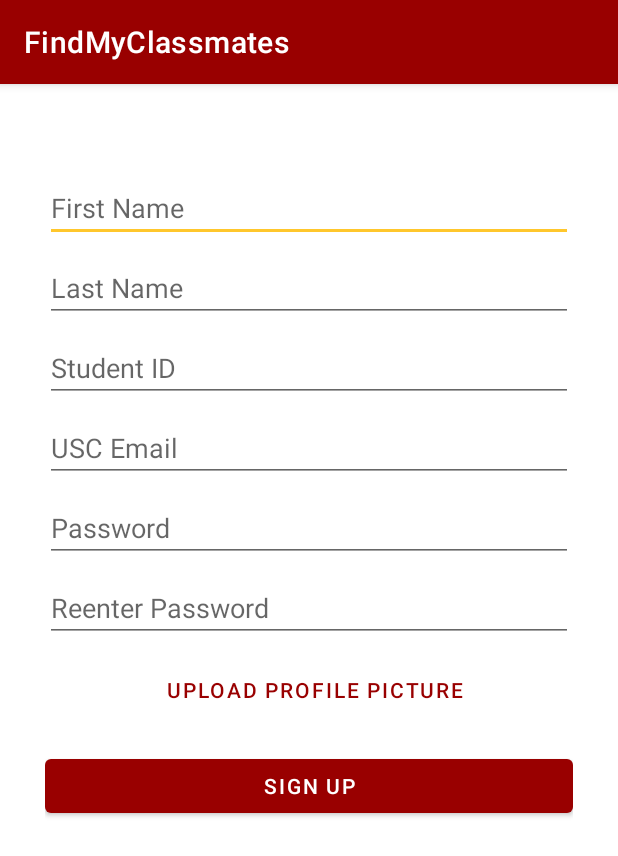
After one commit to gracekkuo/FindMyClassmates, an Android app: the signup screen opened directly, with no data from a screen before it, on a phone screen of 412 x 824 dp. The commit adds this screen. Shown: the top 856 px of the screen. Run offline under Robolectric (Android 15) with nearby library versions, the phone set to English and light mode, and no system bars.

Commit message:
sign in and log in files
first commit from kat, incomplete work, passing to grace

```diff
--- a/app/build.gradle
+++ b/app/build.gradle
@@ -3,12 +3,12 @@
 }
 
 android {
-    compileSdk 32
+    compileSdk 33
 
     defaultConfig {
         applicationId "com.example.findmyclassmates"
         minSdk 24
-        targetSdk 32
+        targetSdk 33
         versionCode 1
         versionName "1.0"
 
--- a/app/src/main/AndroidManifest.xml
+++ b/app/src/main/AndroidManifest.xml
@@ -14,6 +14,12 @@
         android:theme="@style/Theme.FindMyClassmates"
         tools:targetApi="31">
         <activity
+            android:name=".signup"
+            android:exported="false" />
+        <activity
+            android:name=".login"
+            android:exported="false" />
+        <activity
             android:name=".MainActivity"
             android:exported="true">
             <intent-filter>
--- /dev/null
+++ b/app/src/main/java/com/example/findmyclassmates/signup.java
@@ -0,0 +1,14 @@
+package com.example.findmyclassmates;
+
+import androidx.appcompat.app.AppCompatActivity;
+
+import android.os.Bundle;
+
+public class signup extends AppCompatActivity {
+
+    @Override
+    protected void onCreate(Bundle savedInstanceState) {
+        super.onCreate(savedInstanceState);
+        setContentView(R.layout.activity_signup);
+    }
+}
--- /dev/null
+++ b/app/src/main/res/drawable/form_bubble.xml
@@ -0,0 +1,6 @@
+<?xml version="1.0" encoding="utf-8"?>
+<shape xmlns:android="http://schemas.android.com/apk/res/android">
+    <solid android:color="@android:color/transparent"/>
+    <corners android:radius="200dp"/>
+    <stroke android:color="#FFFFFF" android:width="2dp"/>
+</shape>
--- /dev/null
+++ b/app/src/main/res/layout/activity_signup.xml
@@ -0,0 +1,138 @@
+<?xml version="1.0" encoding="utf-8"?>
+<androidx.constraintlayout.widget.ConstraintLayout xmlns:android="http://schemas.android.com/apk/res/android"
+    xmlns:app="http://schemas.android.com/apk/res-auto"
+    xmlns:tools="http://schemas.android.com/tools"
+    android:layout_width="match_parent"
+    android:layout_height="match_parent"
+    tools:context=".signup">
+
+    <LinearLayout
+        xmlns:android="http://schemas.android.com/apk/res/android"
+        android:layout_width="match_parent"
+        android:layout_height="match_parent"
+        android:orientation="vertical"
+        android:padding="30dp"
+        android:background="@color/white">
+
+        <!-- First Name Input Bubble -->
+        <LinearLayout
+            android:layout_width="match_parent"
+            android:layout_height="wrap_content"
+            android:orientation="horizontal"
+            android:layout_marginTop="30dp">
+
+            <EditText
+                android:id="@+id/firstNameEditText"
+                android:layout_width="0dp"
+                android:layout_weight="1"
+                android:layout_height="wrap_content"
+                android:hint="First Name" />
+        </LinearLayout>
+
+        <!-- Last Name Input Bubble -->
+        <LinearLayout
+            android:layout_width="match_parent"
+            android:layout_height="wrap_content"
+            android:orientation="horizontal"
+            android:layout_marginTop="8dp">
+
+            <EditText
+                android:id="@+id/lastNameEditText"
+                android:layout_width="0dp"
+                android:layout_weight="1"
+                android:layout_height="wrap_content"
+                android:hint="Last Name" />
+        </LinearLayout>
+
+        <!-- Student ID Input Bubble -->
+        <LinearLayout
+            android:layout_width="match_parent"
+            android:layout_height="wrap_content"
+            android:orientation="horizontal"
+            android:layout_marginTop="8dp">
+
+            <EditText
+                android:id="@+id/studentIdEditText"
+                android:layout_width="0dp"
+                android:layout_weight="1"
+                android:layout_height="wrap_content"
+                android:hint="Student ID" />
+        </LinearLayout>
+
+        <!-- USC Email Input Bubble -->
+        <LinearLayout
+            android:layout_width="match_parent"
+            android:layout_height="wrap_content"
+            android:orientation="horizontal"
+            android:layout_marginTop="8dp">
+
+            <EditText
+                android:id="@+id/uscEmailEditText"
+                android:layout_width="0dp"
+                android:layout_weight="1"
+                android:layout_height="wrap_content"
+                android:hint="USC Email"
+                android:inputType="textEmailAddress" />
+        </LinearLayout>
+
+        <!-- Password Input Bubble -->
+        <LinearLayout
+            android:layout_width="match_parent"
+            android:layout_height="wrap_content"
+            android:orientation="horizontal"
+            android:layout_marginTop="8dp">
+
+            <EditText
+                android:id="@+id/passwordEditText"
+                android:layout_width="0dp"
+                android:layout_weight="1"
+                android:layout_height="wrap_content"
+                android:hint="Password"
+                android:inputType="textPassword" />
+        </LinearLayout>
+
+        <!-- Reenter Password Input Bubble -->
+        <LinearLayout
+            android:layout_width="match_parent"
+            android:layout_height="wrap_content"
+            android:orientation="horizontal"
+            android:layout_marginTop="8dp">
+
+            <EditText
+                android:id="@+id/reenterPasswordEditText"
+                android:layout_width="0dp"
+                android:layout_weight="1"
+                android:layout_height="wrap_content"
+                android:hint="Reenter Password"
+                android:inputType="textPassword" />
+        </LinearLayout>
+
+        <!-- Profile Picture File Submission -->
+        <LinearLayout
+            android:layout_width="match_parent"
+            android:layout_height="wrap_content"
+            android:orientation="horizontal"
+            android:layout_marginTop="8dp">
+
+            <Button
+                android:id="@+id/uploadPictureButton"
+                android:layout_width="0dp"
+                android:layout_weight="1"
+                android:layout_height="wrap_content"
+                android:text="Upload Profile Picture"
+                android:layout_marginStart="8dp"
+                android:background="@android:color/transparent"
+                android:textColor="@color/red" />
+        </LinearLayout>
+
+        <!-- Sign Up Button -->
+        <Button
+            android:layout_width="match_parent"
+            android:layout_height="wrap_content"
+            android:text="Sign Up"
+            android:onClick="signupClick"
+            android:layout_marginTop="16dp" />
+
+    </LinearLayout>
+
+</androidx.constraintlayout.widget.ConstraintLayout>
--- a/app/src/main/res/values/colors.xml
+++ b/app/src/main/res/values/colors.xml
@@ -7,4 +7,6 @@
     <color name="teal_700">#FF018786</color>
     <color name="black">#FF000000</color>
     <color name="white">#FFFFFFFF</color>
+    <color name="red">#990000</color>
+    <color name="yellow">#FFC72C</color>
 </resources>
--- a/app/src/main/res/values/themes.xml
+++ b/app/src/main/res/values/themes.xml
@@ -2,11 +2,11 @@
     <!-- Base application theme. -->
     <style name="Theme.FindMyClassmates" parent="Theme.MaterialComponents.DayNight.DarkActionBar">
         <!-- Primary brand color. -->
-        <item name="colorPrimary">@color/purple_500</item>
+        <item name="colorPrimary">@color/red</item>
         <item name="colorPrimaryVariant">@color/purple_700</item>
         <item name="colorOnPrimary">@color/white</item>
         <!-- Secondary brand color. -->
-        <item name="colorSecondary">@color/teal_200</item>
+        <item name="colorSecondary">@color/yellow</item>
         <item name="colorSecondaryVariant">@color/teal_700</item>
         <item name="colorOnSecondary">@color/black</item>
         <!-- Status bar color. -->
```
Also changed, not shown: app/src/main/java/com/example/findmyclassmates/login.java (added, +41 -0 lines), app/src/main/res/drawable/gradient_bg.xml (added, +12 -0 lines), app/src/main/res/layout/activity_login.xml (added, +61 -0 lines), 1 other file.
